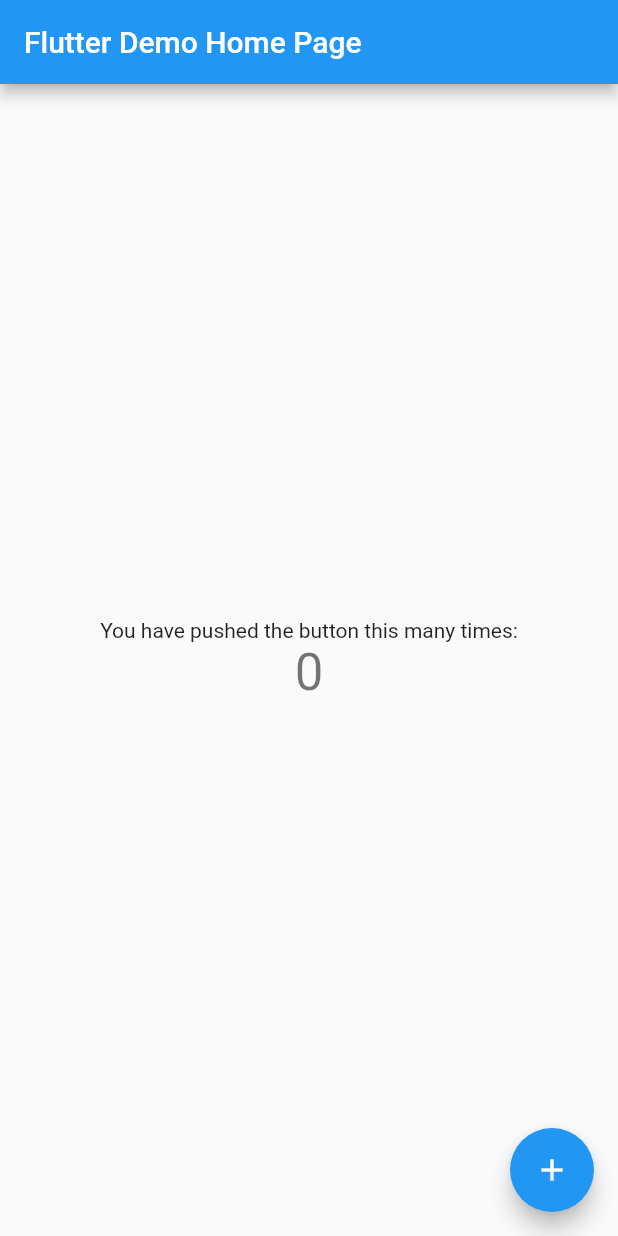
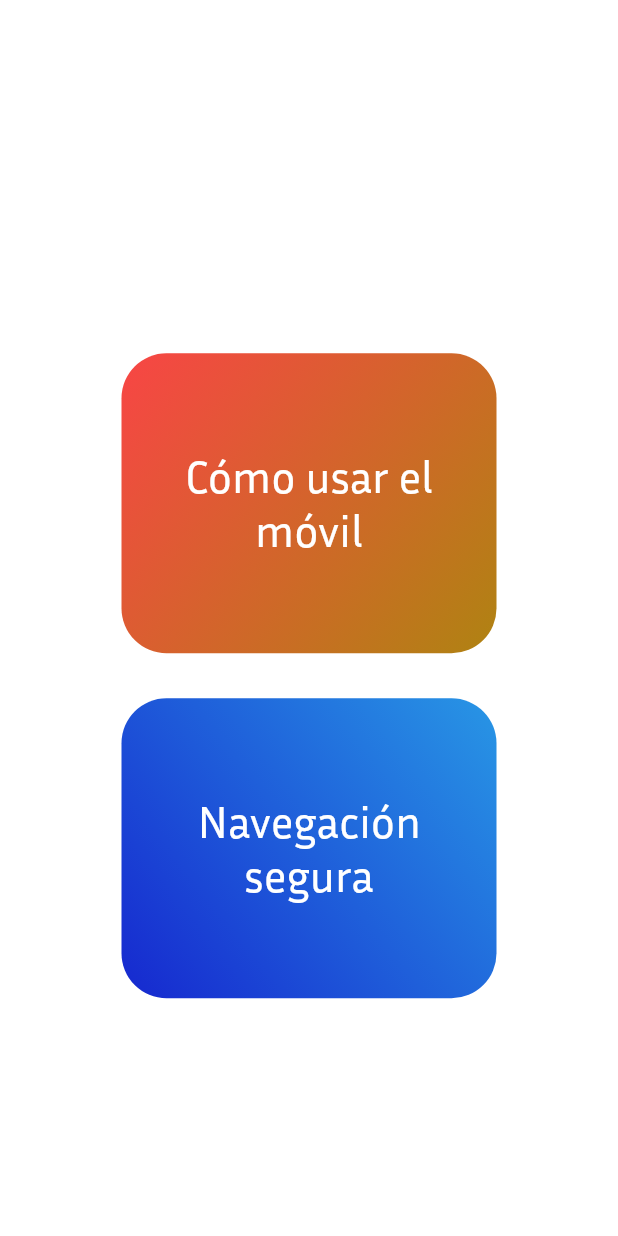
Before and after one commit to asanchezbdam1/senior_tech, a Flutter app: the screen it shows after launch, on a phone screen of 412 x 824 dp. Run offline on Flutter 3.47's test engine with Material 2 defaults, Android fonts, the phone set to English and light mode, and no system bars.

Commit message:
Añadidas fuentes, widget de botón personalizado y pantalla principal

```diff
--- /dev/null
+++ b/assets/fonts/inria-sans/SIL Open Font License.txt
@@ -0,0 +1,43 @@
+Copyright (c) 2017, Black[Foundry] (www.black-foundry.com | hello@black-foundry.com), with Reserved Font Name Inria Sans and Inria Serif.
+
+This Font Software is licensed under the SIL Open Font License, Version 1.1.
+This license is copied below, and is also available with a FAQ at: http://scripts.sil.org/OFL
+
+-----------------------------------------------------------
+SIL OPEN FONT LICENSE Version 1.1 - 26 February 2007
+-----------------------------------------------------------
+
+PREAMBLE
+The goals of the Open Font License (OFL) are to stimulate worldwide development of collaborative font projects, to support the font creation efforts of academic and linguistic communities, and to provide a free and open framework in which fonts may be shared and improved in partnership with others.
+
+The OFL allows the licensed fonts to be used, studied, modified and redistributed freely as long as they are not sold by themselves. The fonts, including any derivative works, can be bundled, embedded, redistributed and/or sold with any software provided that any reserved names are not used by derivative works. The fonts and derivatives, however, cannot be released under any other type of license. The requirement for fonts to remain under this license does not apply to any document created using the fonts or their derivatives.
+
+DEFINITIONS
+"Font Software" refers to the set of files released by the Copyright Holder(s) under this license and clearly marked as such. This may include source files, build scripts and documentation.
+
+"Reserved Font Name" refers to any names specified as such after the copyright statement(s).
+
+"Original Version" refers to the collection of Font Software components as distributed by the Copyright Holder(s).
+
+"Modified Version" refers to any derivative made by adding to, deleting, or substituting -- in part or in whole -- any of the components of the Original Version, by changing formats or by porting the Font Software to a new environment.
+
+"Author" refers to any designer, engineer, programmer, technical writer or other person who contributed to the Font Software.
+
+PERMISSION & CONDITIONS
+Permission is hereby granted, free of charge, to any person obtaining a copy of the Font Software, to use, study, copy, merge, embed, modify, redistribute, and sell modified and unmodified copies of the Font Software, subject to the following conditions:
+
+1) Neither the Font Software nor any of its individual components, in Original or Modified Versions, may be sold by itself.
+
+2) Original or Modified Versions of the Font Software may be bundled, redistributed and/or sold with any software, provided that each copy contains the above copyright notice and this license. These can be included either as stand-alone text files, human-readable headers or in the appropriate machine-readable metadata fields within text or binary files as long as those fields can be easily viewed by the user.
+
+3) No Modified Version of the Font Software may use the Reserved Font Name(s) unless explicit written permission is granted by the corresponding Copyright Holder. This restriction only applies to the primary font name as presented to the users.
+
+4) The name(s) of the Copyright Holder(s) or the Author(s) of the Font Software shall not be used to promote, endorse or advertise any Modified Version, except to acknowledge the contribution(s) of the Copyright Holder(s) and the Author(s) or with their explicit written permission.
+
+5) The Font Software, modified or unmodified, in part or in whole, must be distributed entirely under this license, and must not be distributed under any other license. The requirement for fonts to remain under this license does not apply to any document created using the Font Software.
+
+TERMINATION
+This license becomes null and void if any of the above conditions are not met.
+
+DISCLAIMER
+THE FONT SOFTWARE IS PROVIDED "AS IS", WITHOUT WARRANTY OF ANY KIND, EXPRESS OR IMPLIED, INCLUDING BUT NOT LIMITED TO ANY WARRANTIES OF MERCHANTABILITY, FITNESS FOR A PARTICULAR PURPOSE AND NONINFRINGEMENT OF COPYRIGHT, PATENT, TRADEMARK, OR OTHER RIGHT. IN NO EVENT SHALL THE COPYRIGHT HOLDER BE LIABLE FOR ANY CLAIM, DAMAGES OR OTHER LIABILITY, INCLUDING ANY GENERAL, SPECIAL, INDIRECT, INCIDENTAL, OR CONSEQUENTIAL DAMAGES, WHETHER IN AN ACTION OF CONTRACT, TORT OR OTHERWISE, ARISING FROM, OUT OF THE USE OR INABILITY TO USE THE FONT SOFTWARE OR FROM OTHER DEALINGS IN THE FONT SOFTWARE.
--- a/lib/main.dart
+++ b/lib/main.dart
@@ -1,4 +1,5 @@
 import 'package:flutter/material.dart';
+import 'package:senior_tech/my-widgets.dart';
 
 void main() {
   runApp(const MyApp());
@@ -12,54 +13,73 @@
       title: 'Flutter Demo',
       theme: ThemeData(
         primarySwatch: Colors.blue,
+        backgroundColor: const Color(0xFF273243),
+        fontFamily: 'InriaSans',
       ),
-      home: const MyHomePage(title: 'Flutter Demo Home Page'),
+      home: const MyHomePage(title: 'SeniorTech'),
     );
   }
 }
 
-class MyHomePage extends StatefulWidget {
+class MyHomePage extends StatelessWidget {
   const MyHomePage({Key? key, required this.title}) : super(key: key);
 
   final String title;
 
   @override
-  State<MyHomePage> createState() => _MyHomePageState();
-}
-
-class _MyHomePageState extends State<MyHomePage> {
-  int _counter = 0;
-
-  void _incrementCounter() {
-    setState(() {
-      _counter++;
-    });
-  }
-
-  @override
   Widget build(BuildContext context) {
-    return Scaffold(
-      appBar: AppBar(
-        title: Text(widget.title),
-      ),
-      body: Center(
-        child: Column(
-          mainAxisAlignment: MainAxisAlignment.center,
-          children: <Widget>[
-            const Text(
-              'You have pushed the button this many times:',
+    const TextStyle textStyle = TextStyle(
+      color: Colors.white,
+      fontSize: 30,
+      decoration: TextDecoration.none,
+    );
+    return Center(
+      child: Column(
+        mainAxisAlignment: MainAxisAlignment.center,
+        children: [
+          const Text(
+            'Senior Tech',
+            style: TextStyle(
+              color: Colors.white,
+              fontSize: 40,
+              decoration: TextDecoration.none,
             ),
-            Text(
-              '$_counter',
-              style: Theme.of(context).textTheme.headline4,
+          ),
+          const SizedBox(height: 30),
+          GradButton(
+            onPressed: () {},
+            child: const Text(
+              'Cómo usar el móvil',
+              style: textStyle,
+              textAlign: TextAlign.center,
             ),
-          ],
-        ),
-      ),
-      floatingActionButton: FloatingActionButton(
-        onPressed: _incrementCounter,
-        tooltip: 'Increment',
-        child: const Icon(Icons.add),
+            gradient: const LinearGradient(
+              colors: [Color(0xFFF84545), Color(0xFFAF8312)],
+              begin: Alignment.topLeft,
+              end: Alignment.bottomRight,
+            ),
+            borderRadius: BorderRadius.circular(30),
+            height: 200,
+            width: 250,
+          ),
+          const SizedBox(height: 30),
+          GradButton(
+            onPressed: () {},
+            child: const Text(
+              'Navegación segura',
+              style: textStyle,
+              textAlign: TextAlign.center,
+            ),
+            gradient: const LinearGradient(
+              colors: [Color(0xFF1628CF), Color(0xFF2896E5)],
+              begin: Alignment.bottomLeft,
+              end: Alignment.topRight,
+            ),
+            borderRadius: BorderRadius.circular(30),
+            height: 200,
+            width: 250,
+          ),
+        ],
       ),
     );
   }
--- /dev/null
+++ b/lib/my-widgets.dart
@@ -0,0 +1,42 @@
+import 'package:flutter/material.dart';
+
+class GradButton extends StatelessWidget {
+  final BorderRadiusGeometry? borderRadius;
+  final double? width;
+  final double? height;
+  final Gradient? gradient;
+  final VoidCallback? onPressed;
+  final Widget child;
+
+  const GradButton({
+    Key? key,
+    required this.onPressed,
+    required this.child,
+    this.borderRadius,
+    this.width,
+    this.height,
+    this.gradient,
+  }) : super(key: key);
+
+  @override
+  Widget build(BuildContext context) {
+    final borderRadius = this.borderRadius ?? BorderRadius.circular(0);
+    return Container(
+      width: width,
+      height: height,
+      decoration: BoxDecoration(
+        gradient: gradient,
+        borderRadius: borderRadius,
+      ),
+      child: ElevatedButton(
+        onPressed: onPressed,
+        style: ElevatedButton.styleFrom(
+          primary: Colors.transparent,
+          shadowColor: Colors.transparent,
+          shape: RoundedRectangleBorder(borderRadius: borderRadius),
+        ),
+        child: child,
+      ),
+    );
+  }
+}
```
Also changed, not shown: pubspec.yaml (+10 -4 lines), assets/fonts/inria-sans/InriaSans-Bold.otf (added), assets/fonts/inria-sans/InriaSans-BoldItalic.otf (added), assets/fonts/inria-sans/InriaSans-Italic.otf (added), assets/fonts/inria-sans/InriaSans-Light.otf (added), assets/fonts/inria-sans/InriaSans-LightItalic.otf (added), assets/fonts/inria-sans/InriaSans-Regular.otf (added), 1 other file.
